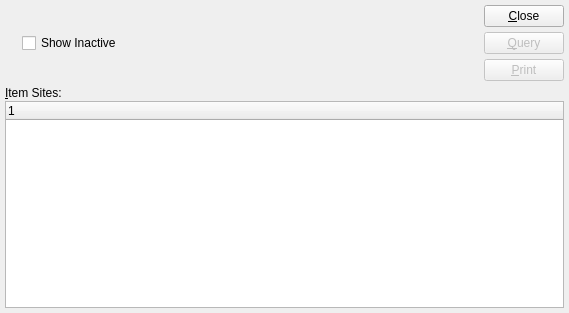
This is xtuple/trunk/guiclient/dspItemSitesByItem.ui in WooodHead/xtuple as Qt 5 draws it before an edit. The edited form follows.
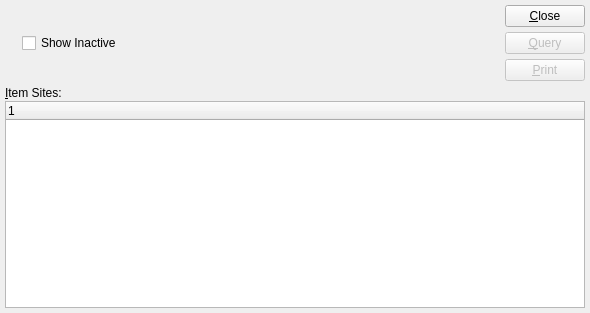
This is the edited form. Custom widgets are drawn as their Qt base class.

```diff
--- a/xtuple/trunk/guiclient/dspItemSitesByItem.ui
+++ b/xtuple/trunk/guiclient/dspItemSitesByItem.ui
@@ -5,7 +5,7 @@
    <rect>
     <x>0</x>
     <y>0</y>
-    <width>569</width>
+    <width>590</width>
     <height>313</height>
    </rect>
   </property>
@@ -15,17 +15,11 @@
    <layout class="QVBoxLayout" >
     <item>
      <layout class="QHBoxLayout" >
-      <property name="margin" >
-       <number>0</number>
-      </property>
       <property name="spacing" >
        <number>7</number>
       </property>
       <item>
        <layout class="QVBoxLayout" >
-        <property name="margin" >
-         <number>0</number>
-        </property>
         <property name="spacing" >
          <number>0</number>
         </property>
@@ -52,9 +46,6 @@
       </item>
       <item>
        <layout class="QVBoxLayout" >
-        <property name="margin" >
-         <number>0</number>
-        </property>
         <property name="spacing" >
          <number>0</number>
         </property>
@@ -85,9 +76,6 @@
       </item>
       <item>
        <layout class="QHBoxLayout" >
-        <property name="margin" >
-         <number>0</number>
-        </property>
         <property name="spacing" >
          <number>0</number>
         </property>
@@ -109,17 +97,11 @@
         </item>
         <item>
          <layout class="QVBoxLayout" >
-          <property name="margin" >
-           <number>0</number>
-          </property>
           <property name="spacing" >
            <number>0</number>
           </property>
           <item>
            <layout class="QVBoxLayout" >
-            <property name="margin" >
-             <number>0</number>
-            </property>
             <property name="spacing" >
              <number>5</number>
             </property>
@@ -185,9 +167,6 @@
     </item>
     <item>
      <layout class="QVBoxLayout" >
-      <property name="margin" >
-       <number>0</number>
-      </property>
       <property name="spacing" >
        <number>1</number>
       </property>
@@ -204,9 +183,7 @@
       <item>
        <widget class="XTreeWidget" name="_itemsite" >
         <property name="sizePolicy" >
-         <sizepolicy>
-          <hsizetype>7</hsizetype>
-          <vsizetype>7</vsizetype>
+        <sizepolicy vsizetype="Expanding" hsizetype="Expanding" >
           <horstretch>0</horstretch>
           <verstretch>0</verstretch>
          </sizepolicy>
```
Left out of the diff: 1 changed line with no effect on the pictures. Lines whose indentation alone changed are shown as unchanged.
